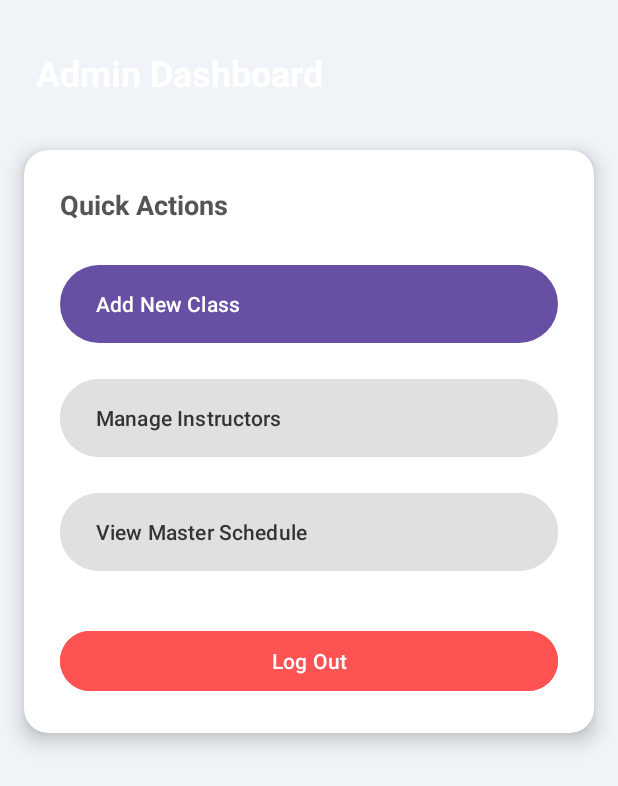
After one commit to Hanes19/scheduling_mangement_system, an Android app: the AdminDashboardActivity screen opened directly, with no data from a screen before it, on a phone screen of 412 x 824 dp. The commit adds this screen. Shown: the top 786 px of the screen. Run offline under Robolectric (Android 15) with nearby library versions, the phone set to English and light mode, and no system bars.

Commit message:
function_admin_not_done

```diff
--- /dev/null
+++ b/schedule_management/app/src/main/java/com/majorelective/schedule_management/AddClassActivity.java
@@ -0,0 +1,4 @@
+package com.majorelective.schedule_management;
+
+public class AddClassActivity {
+}
--- /dev/null
+++ b/schedule_management/app/src/main/java/com/majorelective/schedule_management/AdminDashboardActivity.java
@@ -0,0 +1,53 @@
+package com.majorelective.schedule_management;
+
+import android.content.Intent;
+import android.os.Bundle;
+import android.widget.Button;
+import android.widget.Toast;
+import androidx.appcompat.app.AppCompatActivity;
+
+public class AdminDashboardActivity extends AppCompatActivity {
+
+    @Override
+    protected void onCreate(Bundle savedInstanceState) {
+        super.onCreate(savedInstanceState);
+        setContentView(R.layout.activity_admin_dashboard); // Links to your XML file
+
+        setupButtons();
+    }
+
+    private void setupButtons() {
+        // 1. Link Java variables to XML components
+        Button btnAddClass = findViewById(R.id.btnAddClass);
+        Button btnManageInstructors = findViewById(R.id.btnManageInstructors);
+        Button btnViewSchedule = findViewById(R.id.btnViewSchedule);
+        Button btnLogout = findViewById(R.id.btnLogout);
+
+        // 2. Set Listeners
+
+        // Add Class Button
+        btnAddClass.setOnClickListener(v -> {
+            // Toast.makeText(this, "Add Class Clicked", Toast.LENGTH_SHORT).show();
+            // Uncomment the line below when you are ready to make the Add Class page:
+            startActivity(new Intent(this, AddClassActivity.class));
+        });
+
+        // Manage Instructors Button
+        btnManageInstructors.setOnClickListener(v -> {
+            Toast.makeText(this, "Manage Instructors Clicked", Toast.LENGTH_SHORT).show();
+            // Add navigation logic here later
+        });
+
+        // View Schedule Button
+        btnViewSchedule.setOnClickListener(v -> {
+            Toast.makeText(this, "View Schedule Clicked", Toast.LENGTH_SHORT).show();
+            // Add navigation logic here later
+        });
+
+        // Logout Button
+        btnLogout.setOnClickListener(v -> {
+            // Close this activity and return to the previous one (Login)
+            finish();
+        });
+    }
+}
--- /dev/null
+++ b/schedule_management/app/src/main/java/com/majorelective/schedule_management/InstructorDashboardActivity.java
@@ -0,0 +1,4 @@
+package com.majorelective.schedule_management;
+
+public class InstructorDashboardActivity {
+}
--- /dev/null
+++ b/schedule_management/app/src/main/java/com/majorelective/schedule_management/StudentDashboardActivity.java
@@ -0,0 +1,4 @@
+package com.majorelective.schedule_management;
+
+public class StudentDashboardActivity {
+}
```
Also changed, not shown: schedule_management/app/src/main/AndroidManifest.xml (+18 -1 lines), schedule_management/app/src/main/java/com/majorelective/schedule_management/MainActivity.java (+65 -1 lines).
